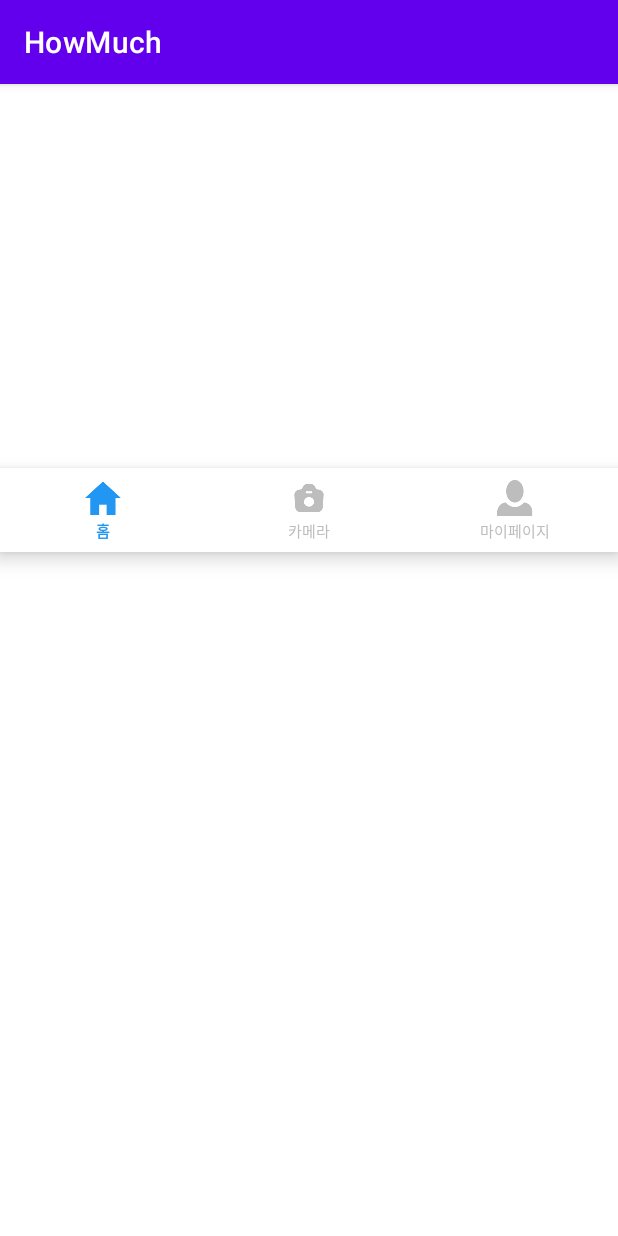
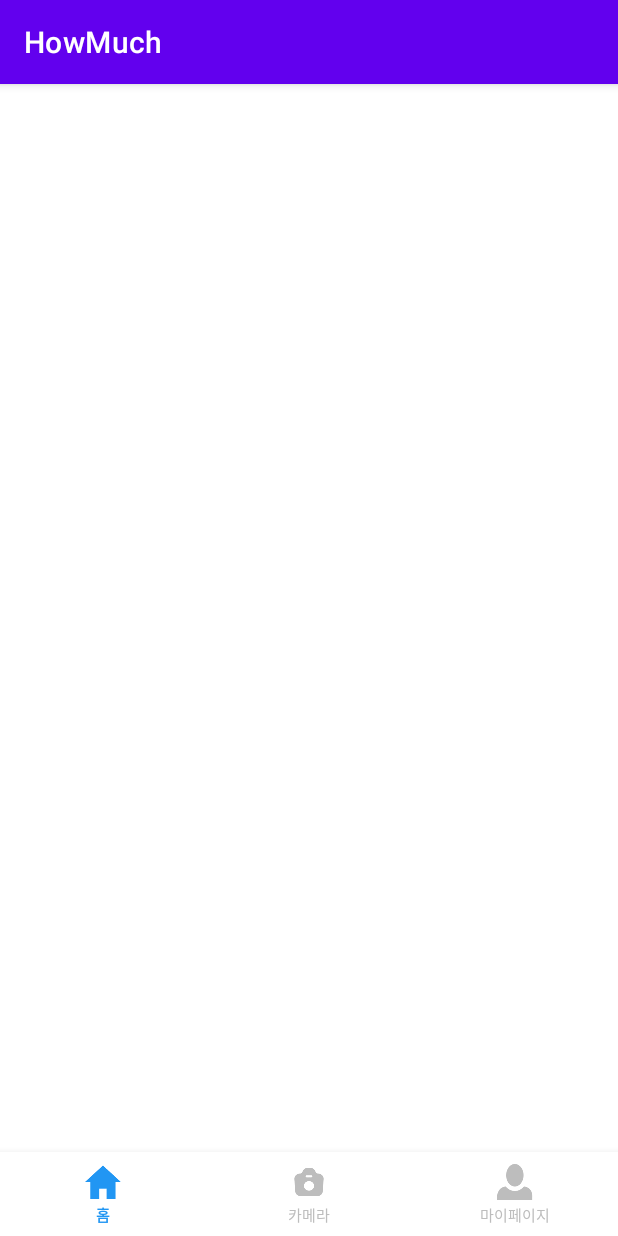
Before and after one commit to 0dahye0/HowMuch, an Android app: the screen it shows after launch (MainActivity), on a phone screen of 412 x 824 dp. Run offline under Robolectric (Android 15) with nearby library versions, the phone set to English and light mode, and no system bars; 1 statement that could not run was skipped.

Commit message:
하단바 높이 조절 문제 해결 완료
하단바 높이 조절 문제

```diff
--- a/app/src/main/res/layout/activity_main.xml
+++ b/app/src/main/res/layout/activity_main.xml
@@ -21,7 +21,6 @@
         android:id="@+id/main_bnv"
         android:layout_width="match_parent"
         android:layout_height="wrap_content"
-        android:layout_marginBottom="456dp"
         android:background="#FFFFFF"
         app:itemIconTint="@drawable/navigation_selected_color"
         app:itemTextAppearanceActive="@style/Widget.BottomNavigationView"
```
